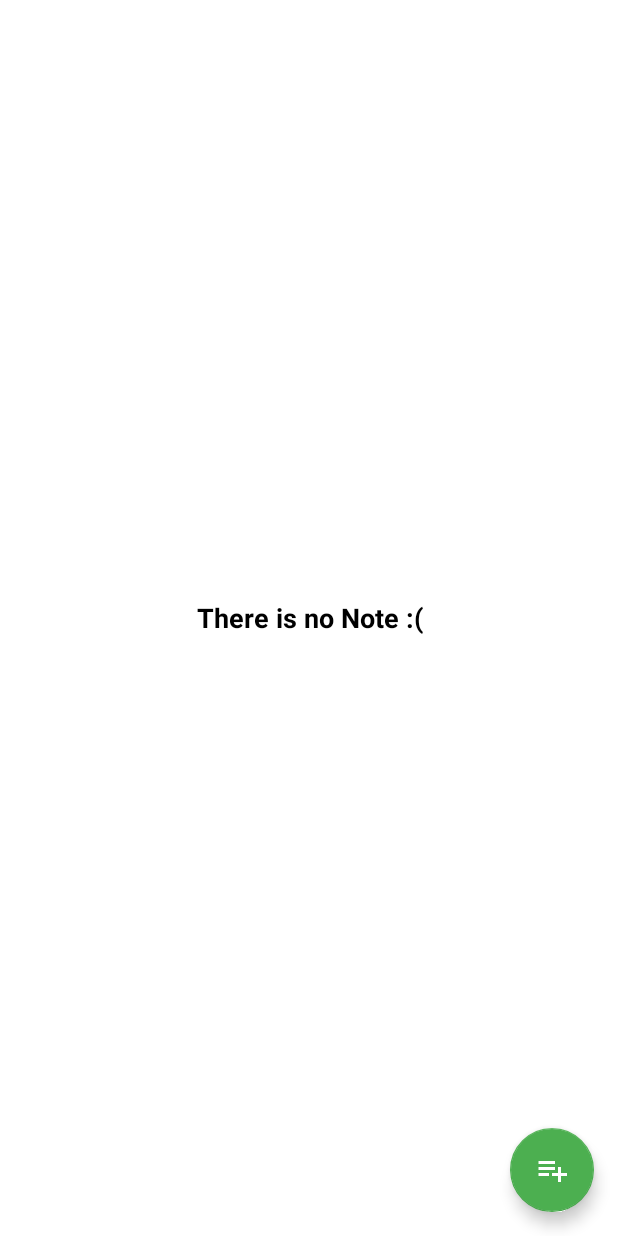
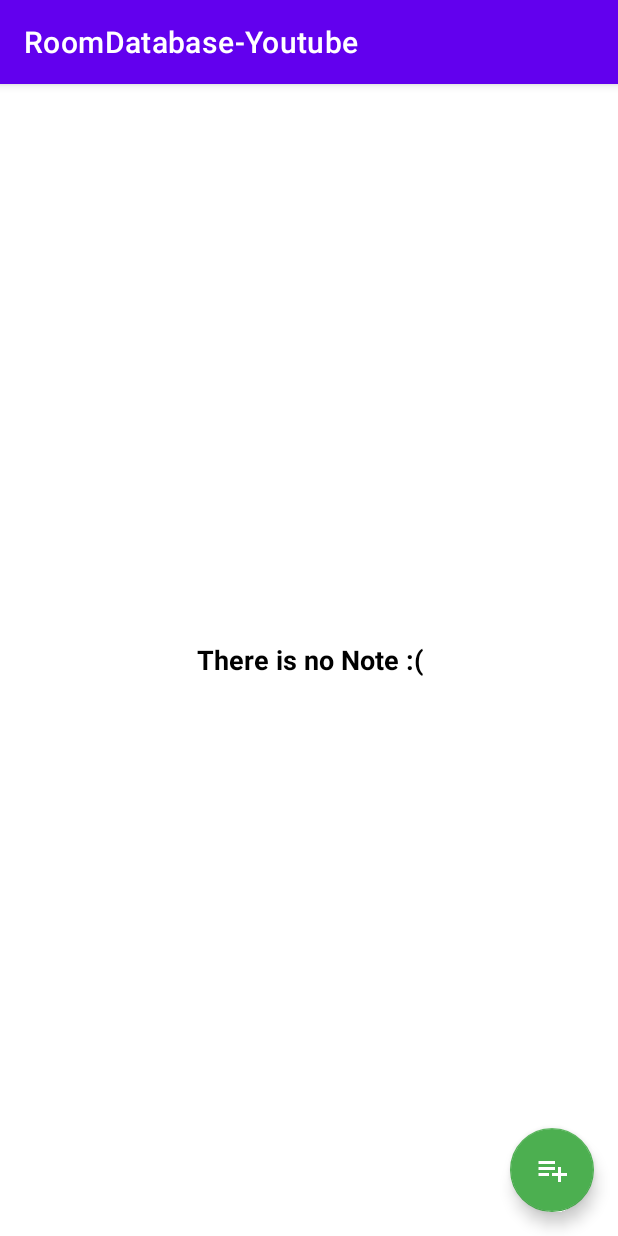
Before and after one commit to ezatpanah/RoomDatabase-Youtube, an Android app: the screen it shows after launch (MainActivity), on a phone screen of 412 x 824 dp. Run offline under Robolectric (Android 15) with nearby library versions, the phone set to English and light mode, and no system bars; our stand-ins replace Room's generated code.

Commit message:
changes done

```diff
--- a/app/src/main/java/com/ezatpanah/roomdatabase_youtube/db/NoteDatabase.kt
+++ b/app/src/main/java/com/ezatpanah/roomdatabase_youtube/db/NoteDatabase.kt
@@ -8,5 +8,4 @@ abstract class NoteDatabase : RoomDatabase(){
     abstract fun doa():NoteDao
 }
 
-// Article for abstract class : https://www.geeksforgeeks.org/kotlin-abstract-class/
 // If we add/delete a new field in Entity class, then we must change our versionNumber
--- a/app/src/main/res/values/themes.xml
+++ b/app/src/main/res/values/themes.xml
@@ -1,6 +1,6 @@
 <resources xmlns:tools="http://schemas.android.com/tools">
     <!-- Base application theme. -->
-    <style name="Theme.RoomDatabaseYoutube" parent="Theme.MaterialComponents.DayNight.NoActionBar">
+    <style name="Theme.RoomDatabaseYoutube" parent="Theme.MaterialComponents.DayNight.DarkActionBar">
         <!-- Primary brand color. -->
         <item name="colorPrimary">@color/purple_500</item>
         <item name="colorPrimaryVariant">@color/purple_700</item>
```
